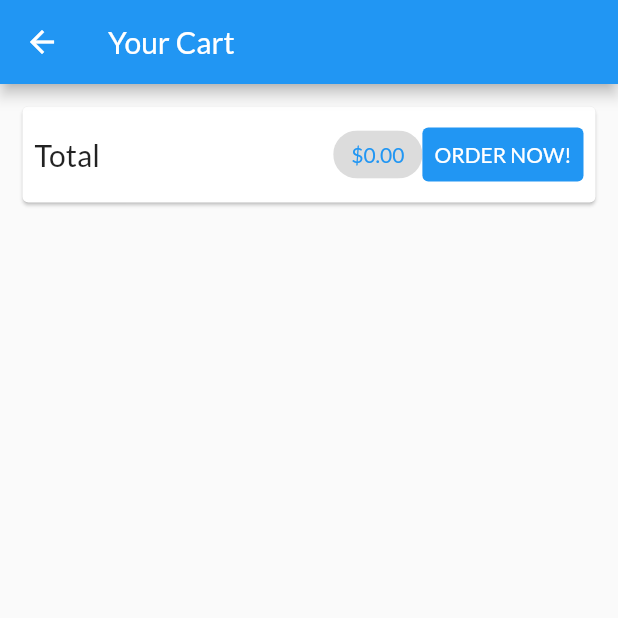
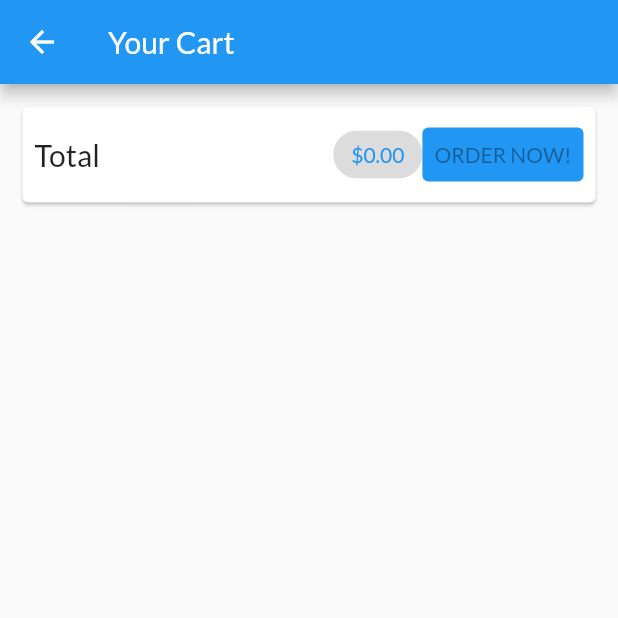
Before and after one commit to aqasim23/prac_shop_app, a Flutter app: the cartScreen screen opened by its route, on a phone screen of 412 x 824 dp, the top half of it. Run offline on Flutter 3.47's test engine with Material 2 defaults, Android fonts, the phone set to English and light mode, and no system bars; missing offline and left inert: dart:ffi; network calls fail.

Commit message:
adding orders to the server and fetching from server, using future handling to show circular indicator, error handling

```diff
--- a/lib/Screens/cart_screen.dart
+++ b/lib/Screens/cart_screen.dart
@@ -35,20 +35,7 @@ class cartScreen extends StatelessWidget {
                         ),
                       ),
                     ),
-                    TextButton(
-                      style: TextButton.styleFrom(
-                        primary: Colors.white,
-                        backgroundColor: Colors.blue,
-                      ),
-                      onPressed: () {
-                        Provider.of<Orders>(context, listen: false).addOrder(
-                          cart.items.values.toList(),
-                          cart.totalAmount,
-                        );
-                        cart.clearCart();
-                      },
-                      child: Text('ORDER NOW!'),
-                    )
+                    OrderButton(cart: cart),
                   ]),
             ),
           ),
@@ -71,3 +58,44 @@ class cartScreen extends StatelessWidget {
     );
   }
 }
+
+class OrderButton extends StatefulWidget {
+  const OrderButton({
+    Key key,
+    @required this.cart,
+  }) : super(key: key);
+
+  final Cart cart;
+
+  @override
+  State<OrderButton> createState() => _OrderButtonState();
+}
+
+class _OrderButtonState extends State<OrderButton> {
+  var _isLoading = false;
+  @override
+  Widget build(BuildContext context) {
+    return TextButton(
+      style: TextButton.styleFrom(
+        primary: Colors.white,
+        backgroundColor: Colors.blue,
+      ),
+      onPressed: (widget.cart.totalAmount <= 0 || _isLoading)
+          ? null
+          : () async {
+              setState(() {
+                _isLoading = true;
+              });
+              await Provider.of<Orders>(context, listen: false).addOrder(
+                widget.cart.items.values.toList(),
+                widget.cart.totalAmount,
+              );
+              setState(() {
+                _isLoading = false;
+              });
+              widget.cart.clearCart();
+            },
+      child: _isLoading ? CircularProgressIndicator() : Text('ORDER NOW!'),
+    );
+  }
+}
--- a/lib/providers/products_provider.dart
+++ b/lib/providers/products_provider.dart
@@ -61,6 +61,9 @@ class Products with ChangeNotifier {
       final response = await http.get(url);
       final extractedData = json.decode(response.body) as Map<String, dynamic>;
       final List<Product> loadedProducts = [];
+      if (extractedData == null) {
+        return;
+      }
       extractedData.forEach((prodId, prodData) {
         loadedProducts.add(
           Product(
```
Also changed, not shown: lib/Screens/orders_screen.dart (+61 -5 lines), lib/providers/orders.dart (+58 -3 lines), lib/providers/product.dart (+27 -3 lines).
